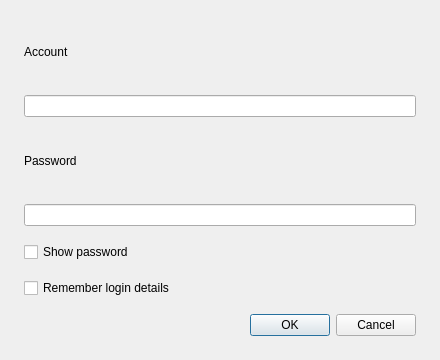
The window that presentation/dialogs/loginwindow/loginwindow.ui (wtalioy/JustConnect) describes before a commit, drawn with Qt 5.
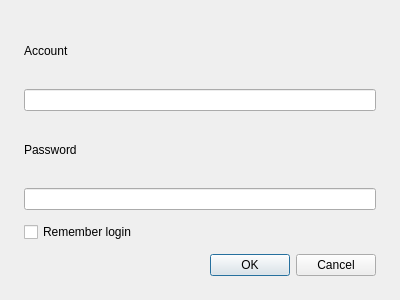
The same window after the commit.

Patch:
```diff
--- a/presentation/dialogs/loginwindow/loginwindow.ui
+++ b/presentation/dialogs/loginwindow/loginwindow.ui
@@ -6,8 +6,8 @@
    <rect>
     <x>0</x>
     <y>0</y>
-    <width>440</width>
-    <height>360</height>
+    <width>400</width>
+    <height>300</height>
    </rect>
   </property>
   <property name="windowTitle">
@@ -44,17 +44,10 @@
      </property>
     </widget>
    </item>
-   <item>
-    <widget class="QCheckBox" name="passwordVisibleCheckBox">
-     <property name="text">
-      <string>Show password</string>
-     </property>
-    </widget>
-   </item>
    <item>
     <widget class="QCheckBox" name="saveLoginDetailCheckBox">
      <property name="text">
-      <string>Remember login details</string>
+      <string>Remember login</string>
      </property>
     </widget>
    </item>
@@ -69,7 +62,7 @@
     </widget>
    </item>
    <property name="spacing">
-    <number>16</number>
+    <number>12</number>
    </property>
    <property name="leftMargin">
     <number>24</number>
```
Left out of the diff: 2 changed lines with no effect on the pictures.
